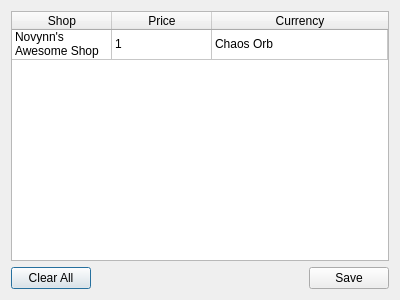
Before: the Qt Designer form plugins/AdamantShop/dialogs/pricedialog.ui in Novynn/Adamant, drawn with Qt 5.
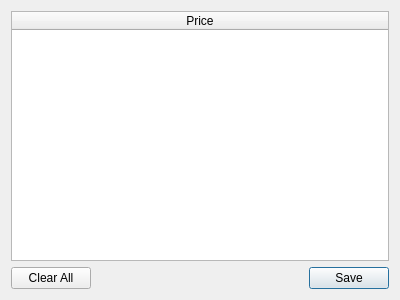
After: the same form once the commit is applied.

Commit message: Fixed up the pricing dialog to work with stash tabs

Patch:
```diff
--- a/plugins/AdamantShop/dialogs/pricedialog.ui
+++ b/plugins/AdamantShop/dialogs/pricedialog.ui
@@ -16,53 +16,38 @@
   <layout class="QVBoxLayout" name="verticalLayout">
    <item>
     <widget class="QTableWidget" name="tableWidget">
+     <property name="columnCount">
+      <number>1</number>
+     </property>
+     <attribute name="horizontalHeaderVisible">
+      <bool>true</bool>
+     </attribute>
+     <attribute name="horizontalHeaderHighlightSections">
+      <bool>false</bool>
+     </attribute>
      <attribute name="horizontalHeaderStretchLastSection">
       <bool>true</bool>
      </attribute>
      <attribute name="verticalHeaderVisible">
+      <bool>true</bool>
+     </attribute>
+     <attribute name="verticalHeaderCascadingSectionResizes">
       <bool>false</bool>
      </attribute>
-     <row>
-      <property name="text">
-       <string/>
-      </property>
-     </row>
-     <column>
-      <property name="text">
-       <string>Shop</string>
-      </property>
-     </column>
+     <attribute name="verticalHeaderHighlightSections">
+      <bool>false</bool>
+     </attribute>
+     <attribute name="verticalHeaderMinimumSectionSize">
+      <number>30</number>
+     </attribute>
+     <attribute name="verticalHeaderStretchLastSection">
+      <bool>false</bool>
+     </attribute>
      <column>
       <property name="text">
        <string>Price</string>
       </property>
      </column>
-     <column>
-      <property name="text">
-       <string>Currency</string>
-      </property>
-     </column>
-     <item row="0" column="0">
-      <property name="text">
-       <string>Novynn's Awesome Shop</string>
-      </property>
-      <property name="flags">
-       <set>NoItemFlags</set>
-      </property>
-     </item>
-     <item row="0" column="1">
-      <property name="text">
-       <string>1</string>
-      </property>
-      <property name="flags">
-       <set>ItemIsSelectable|ItemIsEditable|ItemIsDragEnabled|ItemIsUserCheckable|ItemIsEnabled</set>
-      </property>
-     </item>
-     <item row="0" column="2">
-      <property name="text">
-       <string>Chaos Orb</string>
-      </property>
-     </item>
     </widget>
    </item>
    <item>
@@ -72,6 +57,9 @@
        <property name="text">
         <string>Clear All</string>
        </property>
+       <property name="flat">
+        <bool>false</bool>
+       </property>
       </widget>
      </item>
      <item>
@@ -92,6 +80,9 @@
        <property name="text">
         <string>Save</string>
        </property>
+       <property name="default">
+        <bool>true</bool>
+       </property>
       </widget>
      </item>
     </layout>
```
Left out of the diff: 7 changed lines with no effect on the pictures. The commit also changes 7 other files.
